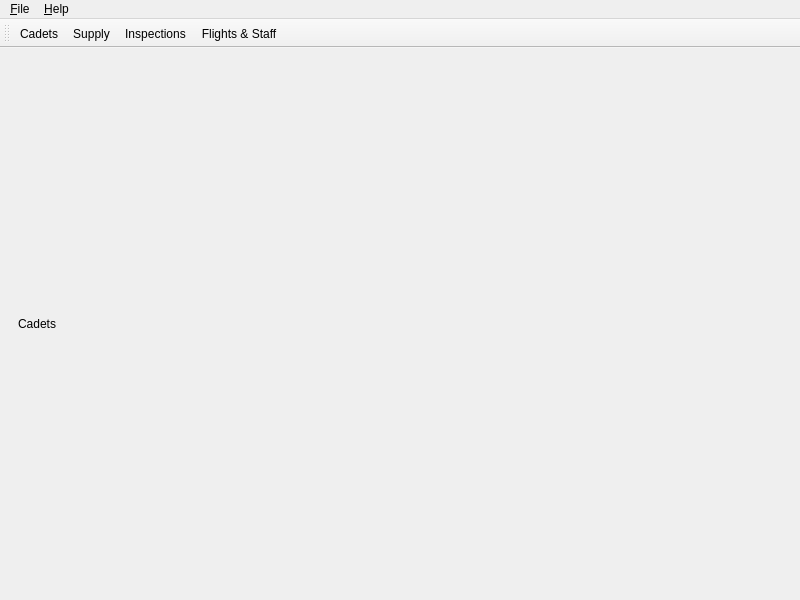
Old version of the form mainwindow.ui in the repository Stephen-Hamilton-C/MVCS-Office-Manager.
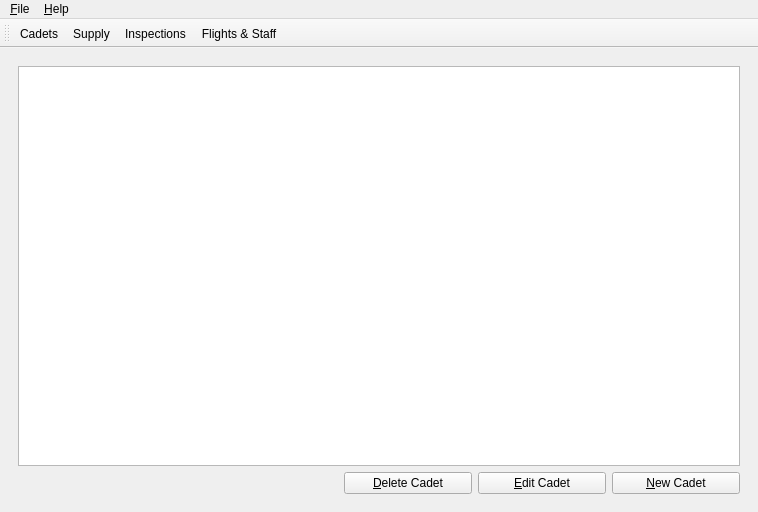
New version of the form. The open tabs and pages were chosen to show the change. Icons and pictures are not drawn.

Commit message: Created the Cadets view

What changed in the file:
```diff
--- a/mainwindow.ui
+++ b/mainwindow.ui
@@ -6,8 +6,8 @@
    <rect>
     <x>0</x>
     <y>0</y>
-    <width>800</width>
-    <height>600</height>
+    <width>758</width>
+    <height>512</height>
    </rect>
   </property>
   <property name="sizePolicy">
@@ -57,11 +57,98 @@
        </layout>
       </widget>
       <widget class="QWidget" name="cadetsPage">
-       <layout class="QVBoxLayout" name="verticalLayout_3">
-        <item>
-         <widget class="QLabel" name="label">
+       <layout class="QGridLayout" name="gridLayout">
+        <item row="1" column="0" colspan="5">
+         <widget class="QTableView" name="cadetsView"/>
+        </item>
+        <item row="2" column="4">
+         <widget class="QPushButton" name="newCadet">
+          <property name="sizePolicy">
+           <sizepolicy hsizetype="Preferred" vsizetype="Fixed">
+            <horstretch>0</horstretch>
+            <verstretch>0</verstretch>
+           </sizepolicy>
+          </property>
+          <property name="minimumSize">
+           <size>
+            <width>64</width>
+            <height>0</height>
+           </size>
+          </property>
+          <property name="maximumSize">
+           <size>
+            <width>128</width>
+            <height>16777215</height>
+           </size>
+          </property>
+          <property name="layoutDirection">
+           <enum>Qt::LeftToRight</enum>
+          </property>
           <property name="text">
-           <string>Cadets</string>
+           <string>&amp;New Cadet</string>
+          </property>
+          <property name="checkable">
+           <bool>false</bool>
+          </property>
+          <property name="checked">
+           <bool>false</bool>
+          </property>
+          <property name="flat">
+           <bool>false</bool>
+          </property>
+         </widget>
+        </item>
+        <item row="2" column="3">
+         <widget class="QPushButton" name="editCadet">
+          <property name="minimumSize">
+           <size>
+            <width>64</width>
+            <height>0</height>
+           </size>
+          </property>
+          <property name="maximumSize">
+           <size>
+            <width>128</width>
+            <height>16777215</height>
+           </size>
+          </property>
+          <property name="text">
+           <string>&amp;Edit Cadet</string>
+          </property>
+         </widget>
+        </item>
+        <item row="2" column="0" colspan="2">
+         <spacer name="horizontalSpacer">
+          <property name="orientation">
+           <enum>Qt::Horizontal</enum>
+          </property>
+          <property name="sizeType">
+           <enum>QSizePolicy::Preferred</enum>
+          </property>
+          <property name="sizeHint" stdset="0">
+           <size>
+            <width>40</width>
+            <height>20</height>
+           </size>
+          </property>
+         </spacer>
+        </item>
+        <item row="2" column="2">
+         <widget class="QPushButton" name="deleteCadet">
+          <property name="minimumSize">
+           <size>
+            <width>64</width>
+            <height>0</height>
+           </size>
+          </property>
+          <property name="maximumSize">
+           <size>
+            <width>128</width>
+            <height>16777215</height>
+           </size>
+          </property>
+          <property name="text">
+           <string>&amp;Delete Cadet</string>
           </property>
          </widget>
         </item>
@@ -109,7 +196,7 @@
     <rect>
      <x>0</x>
      <y>0</y>
-     <width>800</width>
+     <width>758</width>
      <height>21</height>
     </rect>
    </property>
```
Left out of the diff: 2 changed lines with no effect on the pictures.
